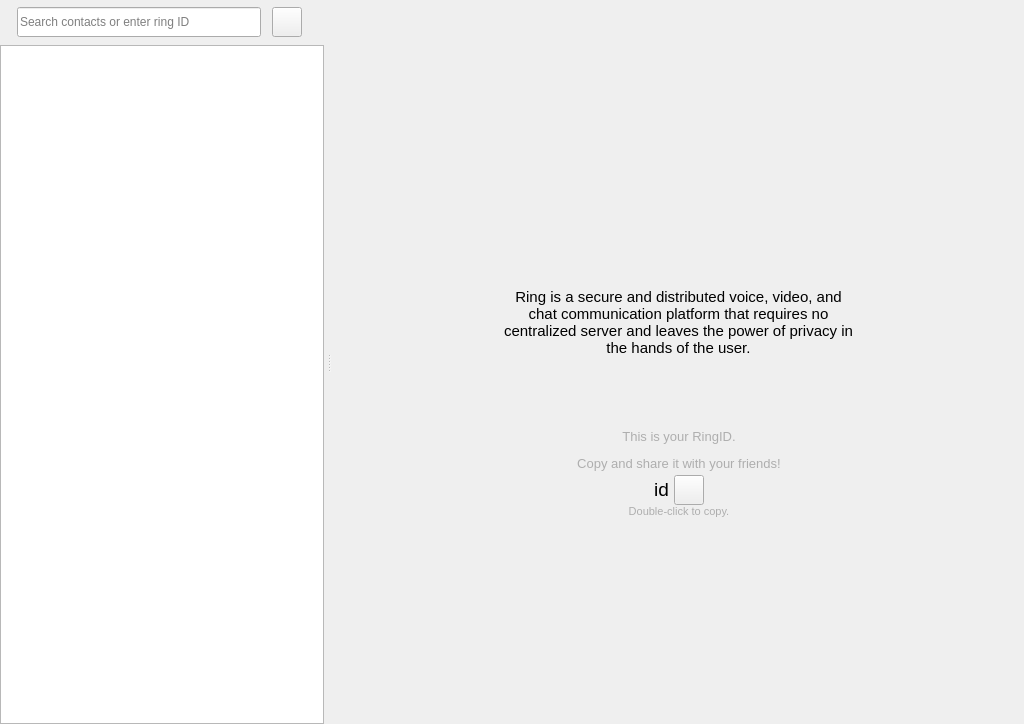
Qt form callwidget.ui (savoirfairelinux/jami-client-windows) before a commit.
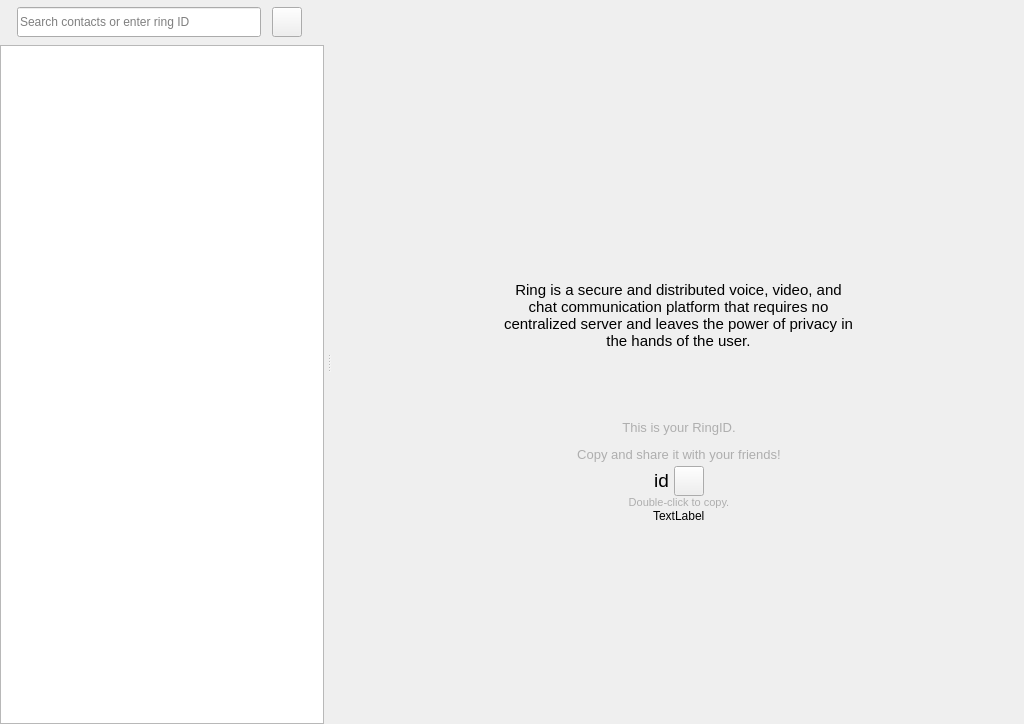
The same form after that commit. Icons and pictures are not drawn. Custom widgets are drawn as their Qt base class.

Commit message:
share: refactor share menu to show a qrcode
- Share menu gives now the choice to share by mail
and to show a QRCode of the RingID

* This add a dependency to libqrencode

Tuleap: #TBD

```diff
--- a/callwidget.ui
+++ b/callwidget.ui
@@ -672,7 +672,7 @@
                    </spacer>
                   </item>
                   <item>
-                   <widget class="QPushButton" name="shareButton">
+                   <widget class="QToolButton" name="shareButton">
                     <property name="sizePolicy">
                      <sizepolicy hsizetype="Fixed" vsizetype="Fixed">
                       <horstretch>0</horstretch>
@@ -757,6 +757,13 @@
                   </property>
                  </widget>
                 </item>
+                <item alignment="Qt::AlignHCenter">
+                 <widget class="QLabel" name="qrLabel">
+                  <property name="text">
+                   <string>TextLabel</string>
+                  </property>
+                 </widget>
+                </item>
                 <item>
                  <spacer name="verticalSpacer_2">
                   <property name="orientation">
```
The commit also changes 4 other files.
